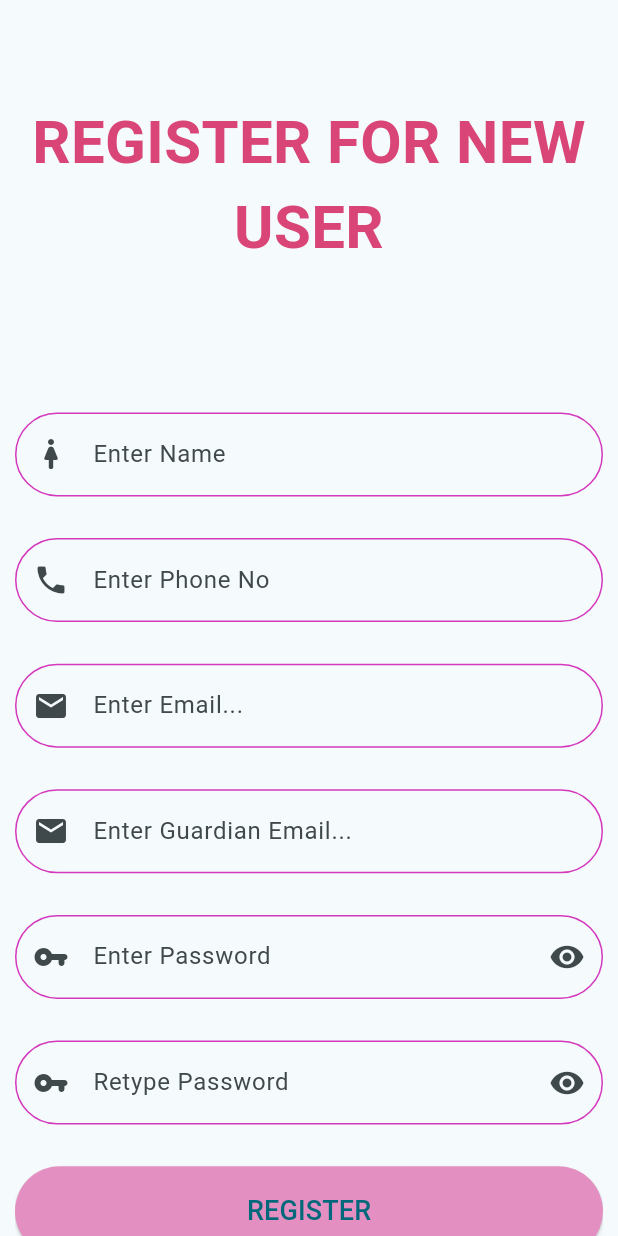
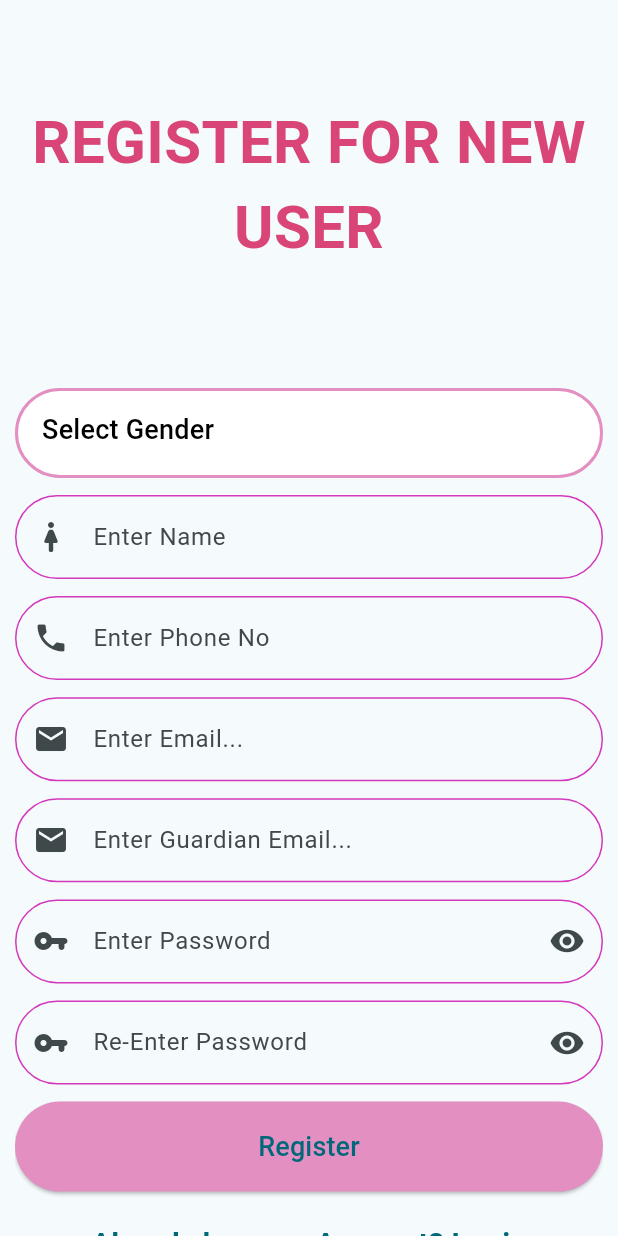
Before and after one commit to Sohampal001/Women-Safety-Flutter, a Flutter app: the RegisterChildScreen screen opened directly, on a phone screen of 412 x 824 dp. Run offline on Flutter 3.47's test engine with Material 3 defaults, Android fonts, the phone set to English and light mode, and no system bars; our stand-ins replace carousel_slider, cloud_firestore, contacts_service, firebase_auth, firebase_core, fluttertoast and 8 more; missing offline and left inert: background_sms, flutter_phone_direct_caller; accounts and stored records are empty; network calls fail.

```diff
--- a/lib/child/register_child.dart
+++ b/lib/child/register_child.dart
@@ -20,6 +20,7 @@ class _RegisterChildScreenState extends State<RegisterChildScreen> {
 
   final _formKey = GlobalKey<FormState>();
   final Map<String, String?> _formData = {};
+  String? _selectedGender;
 
   // Method to get current location
   Future<Position?> _determinePosition() async {
@@ -59,6 +60,11 @@ class _RegisterChildScreenState extends State<RegisterChildScreen> {
       return;
     }
 
+    if (_selectedGender == null) {
+      dialogBox(context, "Please select a gender");
+      return;
+    }
+
     progressIndicator(context);
     try {
       UserCredential userCredential = await FirebaseAuth.instance.createUserWithEmailAndPassword(
@@ -85,6 +91,7 @@ class _RegisterChildScreenState extends State<RegisterChildScreen> {
           childEmail: _formData['cemail'],
           parentEmail: _formData['gemail'],
           id: userCredential.user!.uid,
+          gender: _selectedGender, // Added gender field to the UserModel
           type: 'child',
           latitude: position.latitude, // Storing latitude
           longitude: position.longitude, // Storing longitude
@@ -145,6 +152,55 @@ class _RegisterChildScreenState extends State<RegisterChildScreen> {
                     child: Column(
                       mainAxisAlignment: MainAxisAlignment.spaceEvenly,
                       children: [
+                        Container(
+                          height: 60,
+                          width: double.infinity,
+                          decoration: BoxDecoration(
+                            border: Border.all(color: Color.fromARGB(255, 227, 143, 193), width: 2),
+                            color: Colors.white,
+                            borderRadius: BorderRadius.circular(30),
+                          ),
+                          padding: EdgeInsets.symmetric(horizontal: 16),
+                          child: DropdownButtonFormField<String>(
+                            value: _selectedGender,
+                            hint: Text(
+                              "Select Gender",
+                              style: TextStyle(color: Colors.black, fontSize: 18),
+                            ),
+                            decoration: InputDecoration(
+                              border: InputBorder.none,
+                            ),
+                            dropdownColor: Colors.white,
+                            onChanged: (String? newValue) {
+                              setState(() {
+                                _selectedGender = newValue;
+                              });
+                            },
+                            onSaved: (value) {
+                              _selectedGender = value;
+                            },
+                            items: ['Male', 'Female', 'Other']
+                                .map<DropdownMenuItem<String>>((String value) {
+                              return DropdownMenuItem<String>(
+                                value: value,
+                                child: Text(
+                                  value,
+                                  style: TextStyle(color: Colors.black, fontSize: 18),
+                                ),
+                              );
+                            }).toList(),
+                            validator: (value) {
+                              if (value == null) {
+                                return 'Please select a gender';
+                              }
+                              return null;
+                            },
+                            iconEnabledColor: Colors.white,
+                          ),
+                        ),
+
+
+
                         CustomTextfield(
                           hintText: "Enter Name",
                           textInputAction: TextInputAction.next,
@@ -205,6 +261,9 @@ class _RegisterChildScreenState extends State<RegisterChildScreen> {
                             return null;
                           },
                         ),
+
+
+
                         CustomTextfield(
                           hintText: "Enter Password",
                           isPassword: isPasswordShown,
@@ -230,7 +289,7 @@ class _RegisterChildScreenState extends State<RegisterChildScreen> {
                           ),
                         ),
                         CustomTextfield(
-                          hintText: "Retype Password",
+                          hintText: "Re-Enter Password",
                           isPassword: isRetypePasswordShown,
                           prefix: Icon(Icons.vpn_key_rounded),
                           onsave: (rPassword) {
@@ -238,7 +297,7 @@ class _RegisterChildScreenState extends State<RegisterChildScreen> {
                           },
                           validate: (rPassword) {
                             if (rPassword == null || rPassword.isEmpty || rPassword.length < 7) {
-                              return "Enter a valid password";
+                              return "Re-Enter Password";
                             }
                             return null;
                           },
@@ -253,23 +312,25 @@ class _RegisterChildScreenState extends State<RegisterChildScreen> {
                                 : Icon(Icons.visibility),
                           ),
                         ),
+
+                        // Primary Button for Registration
                         primaryButton(
+                          title: "Register",
                           onPressed: () {
                             if (_formKey.currentState!.validate()) {
                               _onSubmit();
                             }
                           },
-                          title: "REGISTER",
+                        ),
+                        secondaryButton(
+                          title: "Already have an Account? Login",
+                          onPressed: () {
+                            goTo(context, LoginScreen());
+                          },
                         ),
                       ],
                     ),
                   ),
-                ),
-                secondaryButton(
-                  title: "Login with your account",
-                  onPressed: () {
-                    goTo(context, LoginScreen());
-                  },
                 ),
               ],
             ),
--- a/lib/model/user_model.dart
+++ b/lib/model/user_model.dart
@@ -5,12 +5,14 @@ class UserModel {
   String? childEmail;
   String? parentEmail;
   String? type;
+  String? gender;
+
   double? latitude;
   double? longitude;
 
   UserModel({
     this.childEmail, this.name, this.parentEmail, this.phone,
-    this.id, this.type, this.latitude, this.longitude
+    this.id, this.type, this.latitude, this.longitude,this.gender
   });
 
   Map<String, dynamic> toJson() => {
@@ -20,6 +22,7 @@ class UserModel {
     'childEmail': childEmail,
     'parentEmail': parentEmail,
     'type': type,
+    'gender':gender,
     'latitude': latitude,
     'longitude': longitude,
   };
```
Also changed, not shown: lib/child/bottom_page.dart (+4 -4 lines), lib/child/bottom_screens/chat_page.dart (deleted, +0 -12 lines), lib/child/bottom_screens/surrounded_by_men.dart (added, +251 -0 lines).
